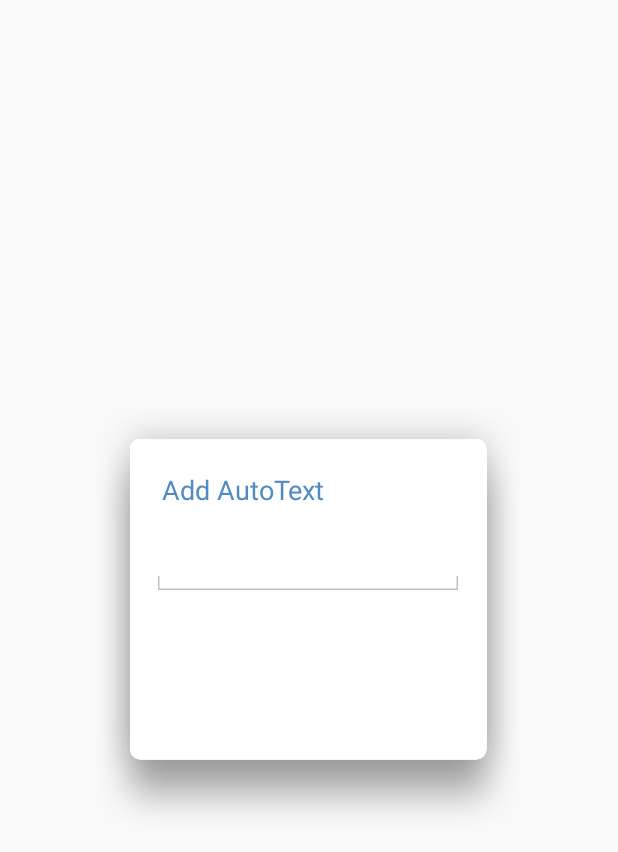
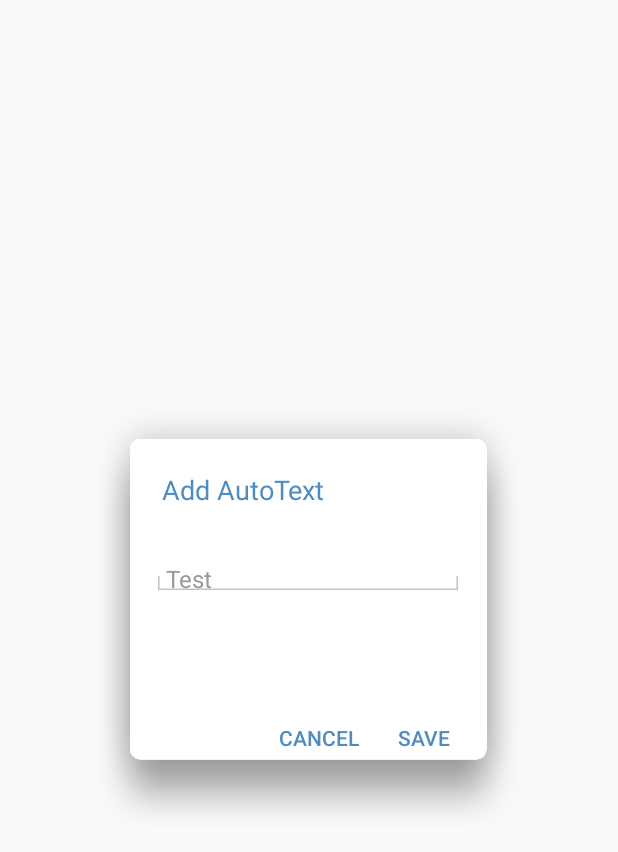
Before and after one commit to acegikey/MovingKey-Android, an Android app: the layout popup_add_auto_text.xml on its own in the app's theme, with its tools: preview values and no code run, on a phone screen of 412 x 824 dp. Shown: the top 852 px of the screen. Run offline under Robolectric (Android 15) with nearby library versions, the phone set to English and light mode, and no system bars.

Commit message:
키보드 개발 중 백업

```diff
--- a/app/src/main/java/com/movingkey/android/movingkey/adapters/LanguageAndLayoutDragListAdapter.java
+++ b/app/src/main/java/com/movingkey/android/movingkey/adapters/LanguageAndLayoutDragListAdapter.java
@@ -90,12 +90,14 @@ public class LanguageAndLayoutDragListAdapter extends RecyclerView.Adapter<Langu
     public void onItemDismiss(int position) {
         mItems.remove(position);
         notifyItemRemoved(position);
+        MovingKeyLib.getSharedObj().func03_saveCurrentMemorySettingToFile(context);
     }
 
     @Override
     public boolean onItemMove(int fromPosition, int toPosition) {
         Collections.swap(mItems, fromPosition, toPosition);
         notifyItemMoved(fromPosition, toPosition);
+        MovingKeyLib.getSharedObj().func03_saveCurrentMemorySettingToFile(context);
         return true;
     }
 
--- a/app/src/main/java/com/movingkey/android/movingkey/customLib/Const.java
+++ b/app/src/main/java/com/movingkey/android/movingkey/customLib/Const.java
@@ -21,4 +21,8 @@ public class Const
     public static final String KEYBOARD_SIZE_SMALL = "KEYBOARD_SIZE_SMALL";
     public static final String KEYBOARD_SIZE_MEDIUM = "KEYBOARD_SIZE_MEDIUM";
     public static final String KEYBOARD_SIZE_LARGE = "KEYBOARD_SIZE_LARGE";
+
+
+    public static final String KEY_TYPE_DIRECTION_UP_DOWN = "KEY_TYPE_QWERTY_UP_DOWN";
+    public static final String KEY_TYPE_DIRECTION_LEFT_RIGHT = "KEY_TYPE_DIRECTION_LEFT_RIGHT";
 }
--- a/app/src/main/java/com/movingkey/android/movingkey/customLib/MovingKeyLib.java
+++ b/app/src/main/java/com/movingkey/android/movingkey/customLib/MovingKeyLib.java
@@ -116,7 +116,7 @@ public class MovingKeyLib
         String setting06_keyboardSize = pref.getString("setting06_keyboardSize",defaultSettingGroup.setting06_keyboardSize);
         String setting07_capsLockActiveState = pref.getString("setting07_capsLockActiveState",defaultSettingGroup.setting07_capsLockActiveState);
         String setting08_autoCapActiveState = pref.getString("setting08_autoCapActiveState",defaultSettingGroup.setting08_autoCapActiveState);
-        String setting10_autoTextArrString = pref.getString("jsonString_setting10_autoTextArr",jsonString_setting10_autoTextArr);
+        String setting10_autoTextArrString = pref.getString("setting10_autoTextArrString",jsonString_setting10_autoTextArr);
 
 
         Type collectionType = new TypeToken<ArrayList<LangAndLayout>>(){}.getType();
--- a/app/src/main/res/layout/activity_auto_text.xml
+++ b/app/src/main/res/layout/activity_auto_text.xml
@@ -33,6 +33,7 @@
             />
 
         <ImageButton
+            android:id="@+id/btnAddAutoText"
             android:layout_width="24dp"
             android:layout_height="24dp"
             android:src="@drawable/add"
@@ -40,6 +41,7 @@
             android:layout_centerVertical="true"
             android:layout_marginRight="13dp"
             android:layout_toLeftOf="@+id/btn_top_delete"
+            android:clickable="true"
             />
         <ImageButton
             android:id="@+id/btn_top_delete"
--- a/app/src/main/res/layout/popup_add_auto_text.xml
+++ b/app/src/main/res/layout/popup_add_auto_text.xml
@@ -1,7 +1,8 @@
 <?xml version="1.0" encoding="utf-8"?>
 <RelativeLayout xmlns:android="http://schemas.android.com/apk/res/android"
                 android:layout_width="match_parent"
-                android:layout_height="match_parent">
+                android:layout_height="match_parent"
+    >
     <RelativeLayout
         android:layout_width="286dp"
         android:layout_height="wrap_content"
@@ -20,13 +21,16 @@
             />
 
         <EditText
-            android:layout_width="200dp"
+            android:id="@+id/editTextAutoText"
+            android:layout_width="190dp"
             android:layout_height="wrap_content"
             android:textSize="16sp"
+            android:text="Test"
             android:background="@android:color/transparent"
             android:layout_centerHorizontal="true"
             android:layout_below="@+id/textview_title"
             android:layout_marginTop="36dp"
+            android:textColor="#999999"
             />
 
         <ImageView
@@ -38,5 +42,28 @@
             android:layout_below="@+id/textview_title"
             android:layout_marginTop="45dp"
             />
+
+        <Button
+            android:id="@+id/btnCancel"
+            android:layout_width="80dp"
+            android:layout_height="wrap_content"
+            android:background="?android:attr/selectableItemBackground"
+            android:text="Cancel"
+            android:textColor="#518cc0"
+            android:layout_below="@+id/imageBottomLine"
+            android:layout_marginTop="74.5dp"
+            android:layout_marginLeft="110dp"
+            />
+        <Button
+            android:id="@+id/btnSave"
+            android:layout_width="60dp"
+            android:layout_height="wrap_content"
+            android:background="?android:attr/selectableItemBackground"
+            android:text="Save"
+            android:textColor="#518cc0"
+            android:layout_alignBaseline="@+id/btnCancel"
+            android:layout_toRightOf="@+id/btnCancel"
+            android:layout_marginLeft="0dp"
+            />
     </RelativeLayout>
 </RelativeLayout>
```
Also changed, not shown: app/src/main/java/com/movingkey/android/movingkey/activitys/AutoTextActivity.java (+94 -10 lines), app/src/main/java/com/movingkey/android/movingkey/activitys/LanguageAndLayoutActivity.java (+1 -6 lines), app/src/main/java/com/movingkey/android/movingkey/adapters/AutoTextAdapter.java (+7 -56 lines).
